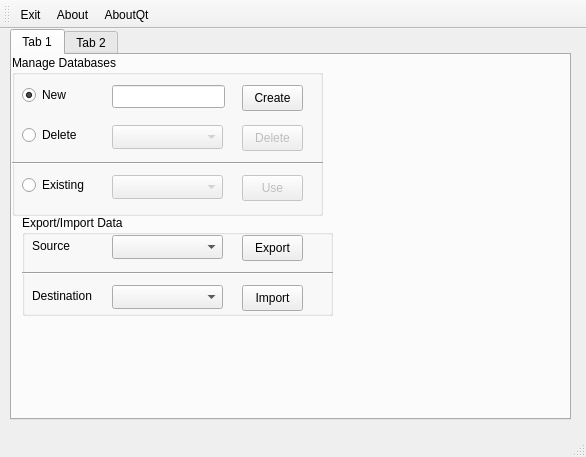
First picture: the form in test1/test1.ui, repository mekatronik-achmadi/hilmi-app, before the edit.
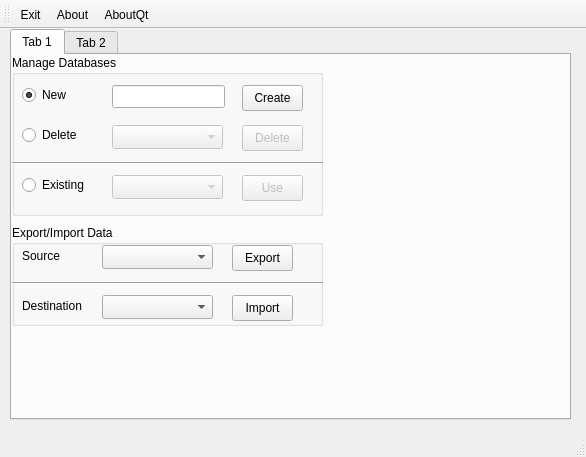
Second picture: the form after the edit. The open tabs and pages were chosen to show the change.

Diff of the .ui file:
```diff
--- a/test1/test1.ui
+++ b/test1/test1.ui
@@ -197,8 +197,8 @@
      <widget class="QGroupBox" name="grpExportImport">
       <property name="geometry">
        <rect>
-        <x>10</x>
-        <y>160</y>
+        <x>0</x>
+        <y>170</y>
         <width>311</width>
         <height>101</height>
        </rect>
```
Left out of the diff: 16 changed lines with no effect on the pictures.
